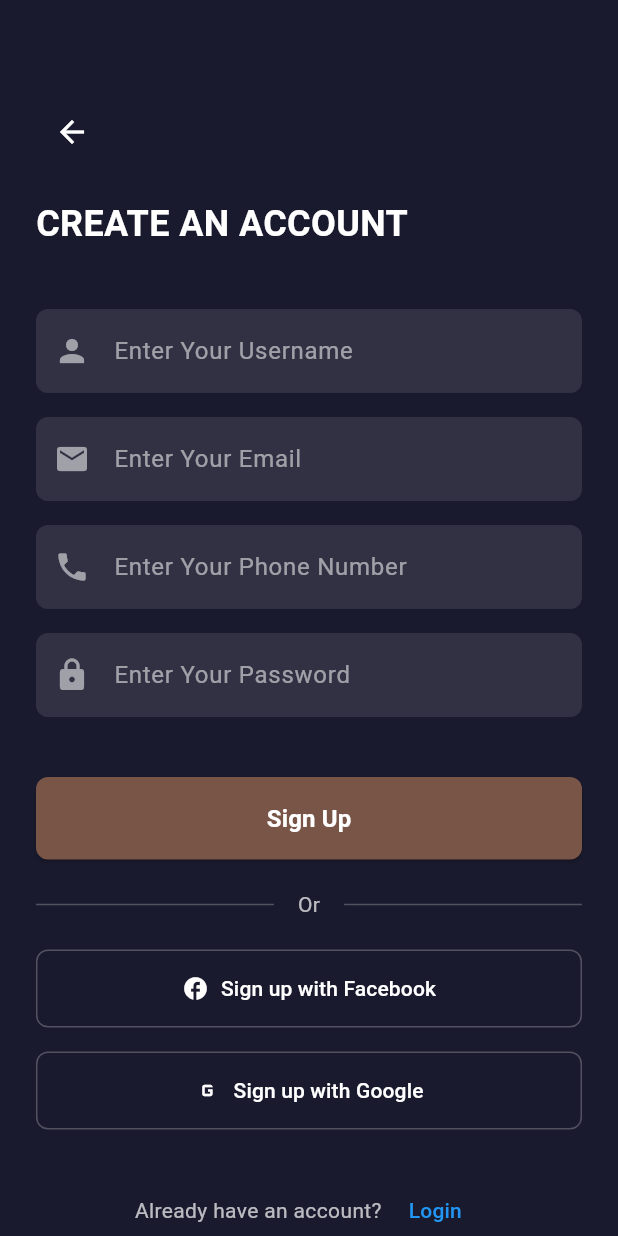
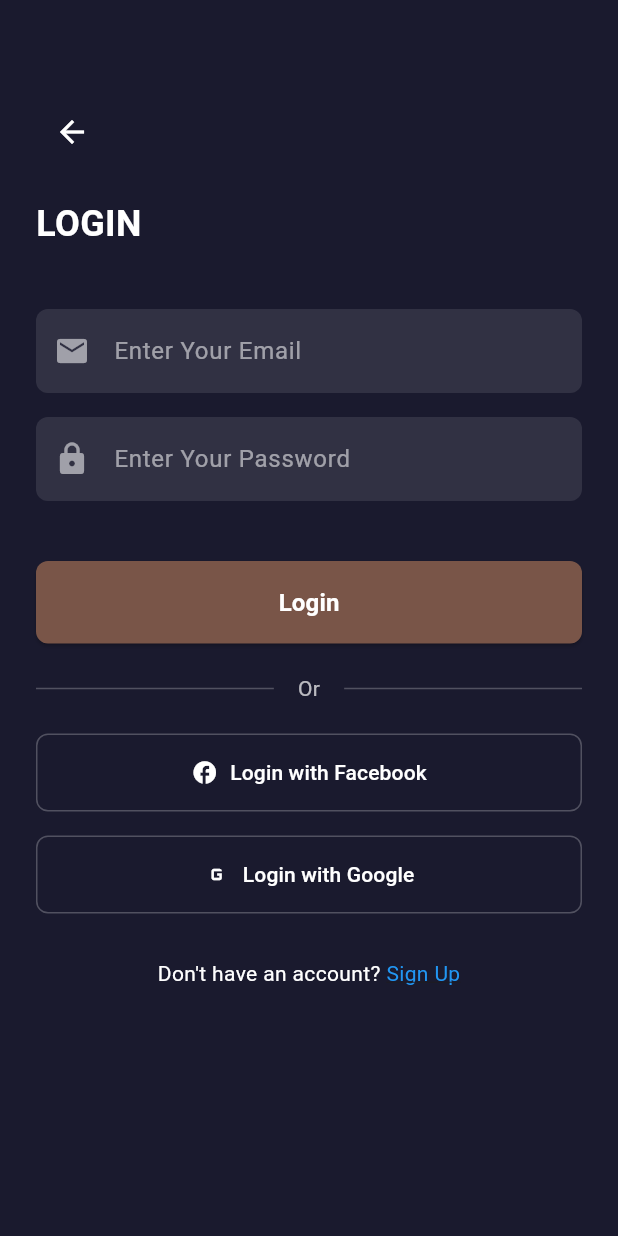
Before and after one commit to parip2/Fitness-App, a Flutter app: the screen it shows after launch, item 2 of the bottom bar chosen, after a tap on the "logout" icon, on a phone screen of 412 x 824 dp. Run offline on Flutter 3.47's test engine with Material 3 defaults, Android fonts, the phone set to English and light mode, and no system bars; our stand-ins replace cloud_firestore, firebase_auth, firebase_core; accounts and stored records are empty.

Commit message:
weekly workouts and login page

```diff
--- a/lib/main.dart
+++ b/lib/main.dart
@@ -2,6 +2,7 @@ import 'package:flutter/material.dart';
 import 'package:firebase_core/firebase_core.dart'; // Import Firebase Core
 import 'package:firebase_auth/firebase_auth.dart'; // Import Firebase Auth
 import 'src/pages/login.dart'; // Import the login page
+import 'src/pages/signup.dart'; // Import the signup page
 import 'src/pages/home.dart'; // Import the home page
 import 'dart:io' show Platform;
 import 'package:flutter/foundation.dart' show kIsWeb;
@@ -53,6 +54,7 @@ class MyApp extends StatelessWidget {
       routes: {
         '/login': (context) => const LoginPage(),
         '/home': (context) => const HomePage(),
+        '/signup': (context) => const SignupPage(),
       },
     );
   }
--- a/lib/src/pages/home.dart
+++ b/lib/src/pages/home.dart
@@ -28,7 +28,7 @@ class _HomePageState extends State<HomePage> {
   }
 
   Future<void> _logout() async {
-    await FirebaseAuth.instance.signOut(); // Sign out the user
+    //await FirebaseAuth.instance.signOut(); // Sign out the user
     Navigator.pushReplacement(
       context,
       MaterialPageRoute(builder: (context) => const LoginPage()), // Navigate to login page
@@ -103,13 +103,15 @@ class WeeklyWorkoutChallenge extends StatelessWidget {
             Expanded(
               child: ListView(
                 children: [
-                  _buildWorkoutCard('Workout Name 1', 'Monday'),
+                  _buildWorkoutCard(context, 'Workout Name 1', 'Monday'),
                   const SizedBox(height: 10),
-                  _buildWorkoutCard('Workout Name 2', 'Tuesday'),
+                  _buildWorkoutCard(context, 'Workout Name 2', 'Tuesday'),
                   const SizedBox(height: 10),
-                  _buildWorkoutCard('Workout Name 3', 'Wednesday'),
+                  _buildWorkoutCard(context, 'Workout Name 3', 'Wednesday'),
                   const SizedBox(height: 10),
-                  _buildWorkoutCard('Workout Name 4', 'Thursday'),
+                  _buildWorkoutCard(context, 'Workout Name 4', 'Thursday'),
+                  const SizedBox(height: 10),
+                  _buildWorkoutCard(context, 'Workout Name 5', 'Friday'),
                 ],
               ),
             ),
@@ -119,11 +121,21 @@ class WeeklyWorkoutChallenge extends StatelessWidget {
     );
   }
 
-  Widget _buildWorkoutCard(String workoutName, String day) {
-    return Container(
+  Widget _buildWorkoutCard(BuildContext context, String workoutName, String day) {
+    return GestureDetector(
+      onTap: () {
+        // Navigate to Workout Detail Page
+        Navigator.push(
+          context,
+          MaterialPageRoute(
+            builder: (context) => WorkoutDetailPage(workoutName: workoutName, day: day),
+          ),
+        );
+      },
+      child: Container(
         decoration: BoxDecoration(
-        color: const Color(0xFF4ECDC4), // Card color
-        borderRadius: BorderRadius.circular(15), // Rounded corners
+          color: const Color(0xFFd8aa74),
+          borderRadius: BorderRadius.circular(15),
         ),
         padding: const EdgeInsets.all(16.0),
         child: Column(
@@ -131,22 +143,70 @@ class WeeklyWorkoutChallenge extends StatelessWidget {
           children: [
             Text(
               workoutName,
-            style: const TextStyle(
-              color: Colors.white,
-              fontSize: 20,
-              fontWeight: FontWeight.bold,
-            ),
+              style: const TextStyle(color: Colors.white, fontSize: 20, fontWeight: FontWeight.bold),
             ),
             const SizedBox(height: 5),
             Text(
               day,
-            style: const TextStyle(
-              color: Colors.white70,
-              fontSize: 16,
-            ),
+              style: const TextStyle(color: Colors.white70, fontSize: 16),
             ),
           ],
+        ),
       ),
     );
   }
 }
+
+class WorkoutDetailPage extends StatelessWidget {
+  final String workoutName;
+  final String day;
+
+  const WorkoutDetailPage({super.key, required this.workoutName, required this.day});
+
+  @override
+  Widget build(BuildContext context) {
+    return Scaffold(
+      appBar: AppBar(
+        title: Text(
+          workoutName,
+          style: const TextStyle(
+          color: Colors.white,
+          fontSize: 26,
+          fontWeight: FontWeight.bold,
+        ),
+      ),
+        backgroundColor: const Color(0xFF1A1A2E),
+        leading: IconButton(
+          icon: const Icon(Icons.arrow_back, color: Colors.white), // Set back arrow color to white
+          onPressed: () {
+            Navigator.pop(context); // Go back to the previous screen
+          },
+        ),
+      ),
+
+      backgroundColor: const Color (0xFF1A1A2E),
+      body: Padding(
+        padding: const EdgeInsets.all(16.0),
+        child: Column(
+          crossAxisAlignment: CrossAxisAlignment.start,
+          children: [
+            Text(
+              'Workout Details',
+              style: const TextStyle(color: Colors.white, fontSize: 24, fontWeight: FontWeight.bold),
+            ),
+            const SizedBox(height: 20),
+            Text(
+              'Day: $day',
+              style: const TextStyle(color: Colors.white70, fontSize: 18),
+            ),
+            const SizedBox(height: 10),
+            const Text(
+              'This workout includes exercises designed to help you build strength and endurance.',
+              style: TextStyle(color: Colors.white, fontSize: 16),
+            ),
+          ],
+        ),
+      ),
+    );
+  }
+}
--- a/lib/src/pages/login.dart
+++ b/lib/src/pages/login.dart
@@ -39,7 +39,7 @@ class _LoginPageState extends State<LoginPage> {
               ),
               const SizedBox(height: 20),
               const Text(
-                'CREATE AN ACCOUNT',
+                'LOGIN',
                 style: TextStyle(
                   color: Colors.white,
                   fontSize: 24,
@@ -48,15 +48,11 @@ class _LoginPageState extends State<LoginPage> {
               ),
               const SizedBox(height: 40),
               // Input Fields
-              _buildInputField('Enter Your Username', Icons.person),
+              _buildInputField('Enter Your Email', Icons.email, emailController),
               const SizedBox(height: 16),
-              _buildInputField('Enter Your Email', Icons.email),
-              const SizedBox(height: 16),
-              _buildInputField('Enter Your Phone Number', Icons.phone),
-              const SizedBox(height: 16),
-              _buildInputField('Enter Your Password', Icons.lock, isPassword: true),
+              _buildInputField('Enter Your Password', Icons.lock, passwordController, isPassword: true),
               const SizedBox(height: 40),
-              // Sign Up Button
+              // Login Button
               ElevatedButton(
                 style: ElevatedButton.styleFrom(
                   backgroundColor: Colors.brown,
@@ -65,9 +61,9 @@ class _LoginPageState extends State<LoginPage> {
                     borderRadius: BorderRadius.circular(8),
                   ),
                 ),
-                onPressed: () {},
+                onPressed: _handleLogin,
                 child: const Text(
-                  'Sign Up',
+                  'Login',
                   style: TextStyle(
                     color: Colors.white,
                     fontSize: 16,
@@ -92,23 +88,28 @@ class _LoginPageState extends State<LoginPage> {
               ),
               const SizedBox(height: 20),
               // Social Buttons
-              _buildSocialButton('Sign up with Facebook', Icons.facebook),
+              _buildSocialButton('Login with Facebook', Icons.facebook),
               const SizedBox(height: 16),
-              _buildSocialButton('Sign up with Google', Icons.g_mobiledata),
+              _buildSocialButton('Login with Google', Icons.g_mobiledata),
               const SizedBox(height: 30),
-              // Login Link
+              // Signup Link
               Row(
                 mainAxisAlignment: MainAxisAlignment.center,
                 children: [
                   const Text(
-                    'Already have an account? ',
-                    style: TextStyle(color: Colors.white70),
+                    "Don't have an account? ",
+                    style: TextStyle(color: Colors.white),
                   ),
-                  TextButton(
-                    onPressed: () {},
+                  GestureDetector(
+                    onTap: () {
+                      Navigator.pushNamed(context, '/signup'); // Navigate to signup
+                    },
                     child: const Text(
-                      'Login',
-                      style: TextStyle(color: Colors.blue),
+                      "Sign Up",
+                      style: TextStyle(
+                        color: Colors.blue,
+                        decoration: TextDecoration.underline,
+                      ),
                     ),
                   ),
                 ],
@@ -120,8 +121,9 @@ class _LoginPageState extends State<LoginPage> {
     );
   }
 
-  Widget _buildInputField(String hint, IconData icon, {bool isPassword = false}) {
+  Widget _buildInputField(String hint, IconData icon, TextEditingController controller, {bool isPassword = false}) {
     return TextField(
+      controller: controller,
       obscureText: isPassword,
       style: const TextStyle(color: Colors.white),
       decoration: InputDecoration(
--- a/lib/src/pages/signup.dart
+++ b/lib/src/pages/signup.dart
@@ -71,10 +71,10 @@ class SignupPage extends StatelessWidget {
               onPressed: () async {
                 // Handle sign up logic here
               },
+              child: const Text('Sign Up'),
               style: ElevatedButton.styleFrom(
                 backgroundColor: const Color(0xFF4ECDC4), // Button color
               ),
-              child: const Text('Sign Up'),
             ),
           ],
         ),
```
Lines whose indentation alone changed are shown as unchanged.
